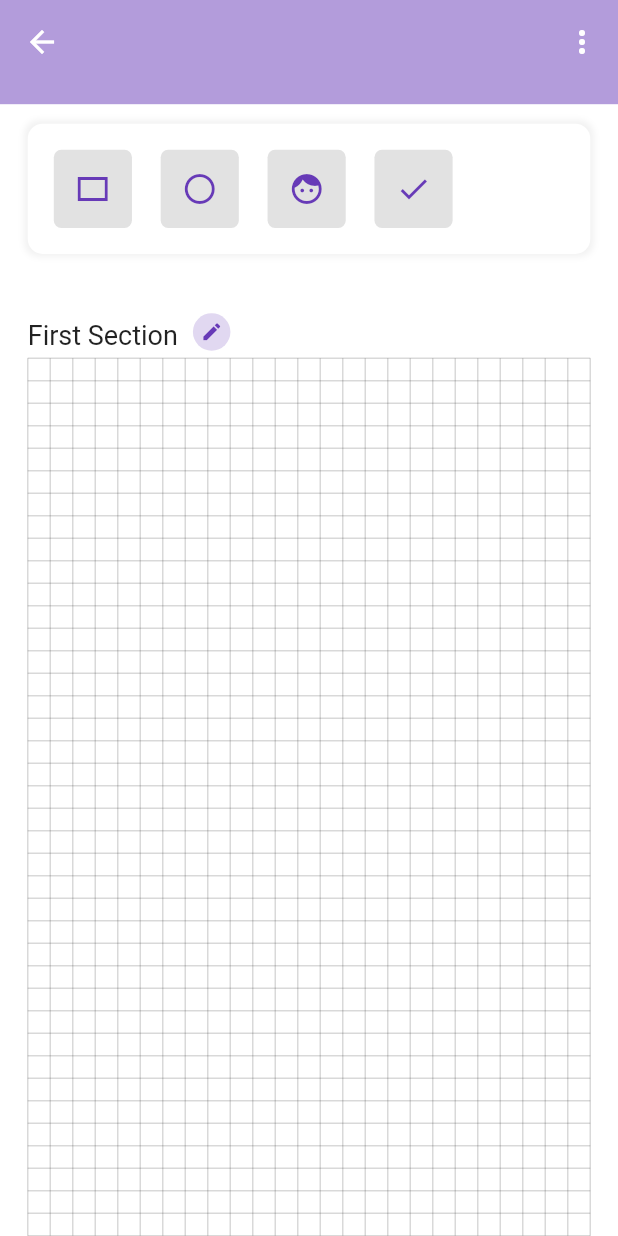
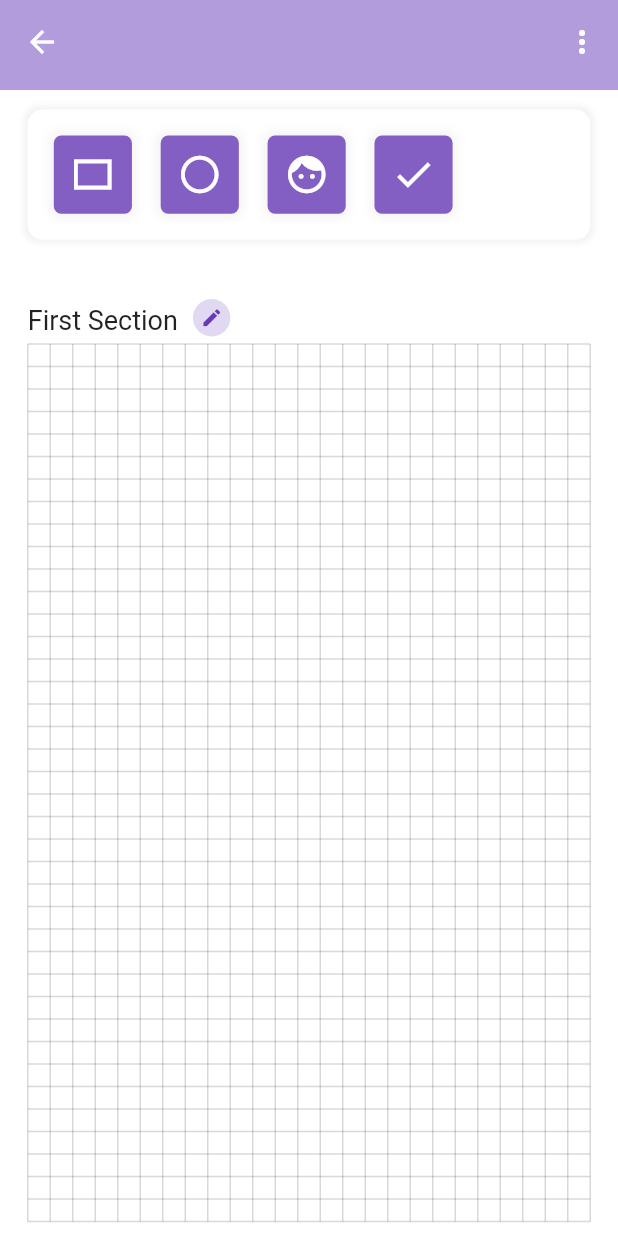
Before and after one commit to gaurishankar007/-Flutter-Grid-View-Drag-Drop, a Flutter app: the DragDrop screen opened directly, on a phone screen of 412 x 824 dp. Run offline on Flutter 3.47's test engine with Material 3 defaults, Android fonts, the phone set to English and light mode, and no system bars; our stand-ins replace equatable, flutter_bloc, hive_flutter; accounts and stored records are empty.

Commit message:
adding box bug fixed

```diff
--- a/lib/core/utils/dd_size.dart
+++ b/lib/core/utils/dd_size.dart
@@ -5,7 +5,7 @@ class DragDropSize {
   static final DragDropSize _singleton = DragDropSize._();
   factory DragDropSize() => _singleton;
 
-  final double appBarH = size.pSH(80);
+  final double appBarH = 60;
   final double upConH = size.pSH(130);
   final double gridTM = size.pSH(65);
   final int crossAxisCount = 25;
--- a/lib/cubit/drag_drop_cubit.dart
+++ b/lib/cubit/drag_drop_cubit.dart
@@ -197,7 +197,7 @@ class DragDropCubit extends Cubit<DragDropState?> {
     double boxW = dSize.dMagnification * gridGap.toDouble();
 
     // Checking if the dragged widget touches the grid area or not
-    if (details.offset.dy + boxH - (boxH / 4) < topH) {
+    if (details.offset.dy + boxH - (boxH / 4) < topH + dSize.gridTM) {
       return;
     }
 
--- a/lib/widgets/box_container.dart
+++ b/lib/widgets/box_container.dart
@@ -1,24 +1,42 @@
+import 'package:drag_drop/injector.dart';
 import 'package:flutter/material.dart';
 
 import '../core/constants/colors.dart';
 
 class BoxCon extends StatelessWidget {
-  final double bSize;
+  final double height;
+  final double width;
   final IconData icon;
-  const BoxCon({super.key, required this.bSize, required this.icon});
+  const BoxCon({
+    super.key,
+    required this.height,
+    required this.width,
+    required this.icon,
+  });
 
   @override
   Widget build(BuildContext context) {
+    double iconSize = 30;
+
+    if (height / dSize.gridGap <= 2 || width / dSize.gridGap <= 2) iconSize = 20;
+
     return Container(
-      height: bSize,
-      width: bSize,
+      height: height,
+      width: width,
       padding: const EdgeInsets.all(5),
       decoration: BoxDecoration(
-        color: Colors.grey.withOpacity(.3),
+        color: kP.withOpacity(.8),
         borderRadius: BorderRadius.circular(5),
+        boxShadow: [
+          BoxShadow(
+            color: Colors.black.withOpacity(.05),
+            spreadRadius: 2,
+            blurRadius: 5,
+          )
+        ],
       ),
       alignment: Alignment.center,
-      child: Icon(icon, color: kP),
+      child: Icon(icon, color: kWhite, size: iconSize),
     );
   }
 }
--- a/lib/widgets/box_type_container.dart
+++ b/lib/widgets/box_type_container.dart
@@ -57,12 +57,13 @@ class BoxTypeContainer extends StatelessWidget {
                       delay: const Duration(milliseconds: 100),
                       onDragEnd: (DraggableDetails details) =>
                           cubit.addBox(sType: sType, details: details),
-                      childWhenDragging: BoxCon(icon: sType.icon, bSize: bSize),
+                      childWhenDragging: BoxCon(icon: sType.icon, height: bSize, width: bSize),
                       feedback: BoxCon(
                         icon: sType.icon,
-                        bSize: dSize.dMagnification * dSize.gridGap.toDouble(),
+                        height: dSize.dMagnification * dSize.gridGap.toDouble(),
+                        width: dSize.dMagnification * dSize.gridGap.toDouble(),
                       ),
-                      child: BoxCon(icon: sType.icon, bSize: bSize),
+                      child: BoxCon(icon: sType.icon, height: bSize, width: bSize),
                     ),
                   );
                 }),
```
Also changed, not shown: lib/widgets/popups/bms.dart (+6 -2 lines), lib/widgets/positioned_box.dart (+15 -3 lines).
